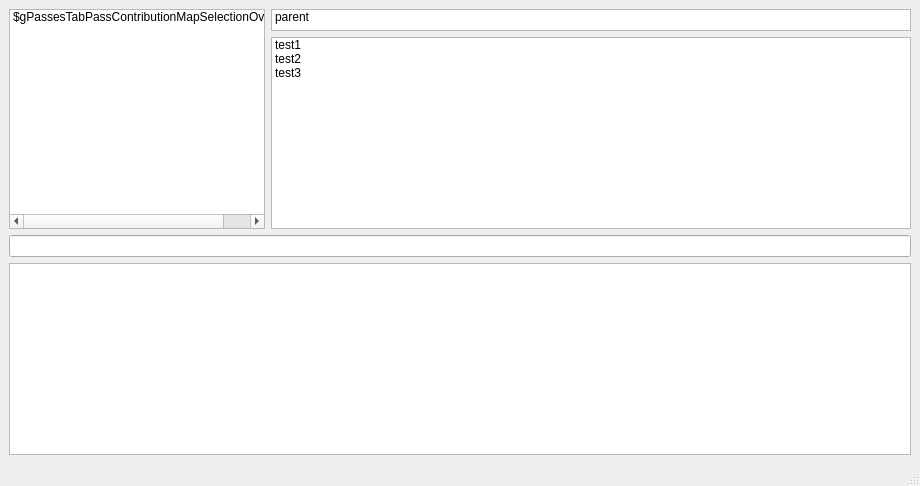
First picture: the form in window.ui, repository botaurus/maya_qt_explorer, before the edit.
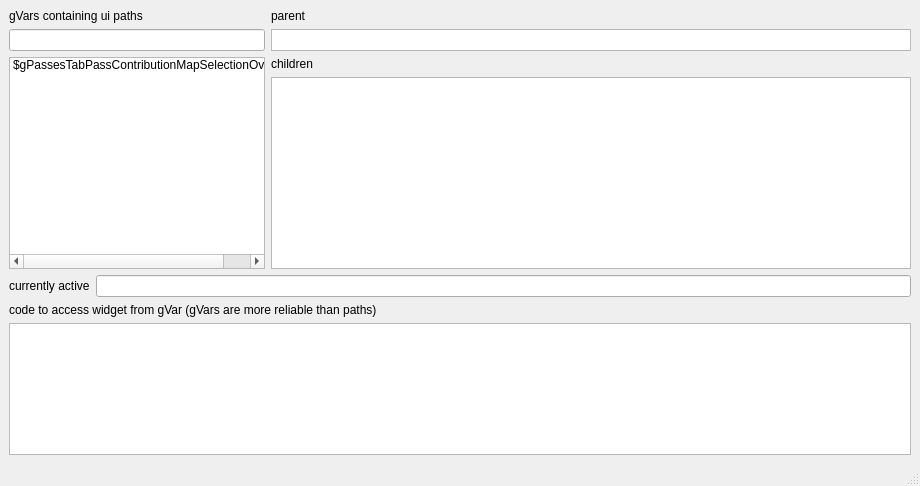
Second picture: the form after the edit.

Commit message: added widget types

```diff
--- a/window.ui
+++ b/window.ui
@@ -21,6 +21,23 @@
        <layout class="QHBoxLayout" name="explorer_layout">
         <item>
          <layout class="QVBoxLayout" name="verticalLayout_3">
+          <item>
+           <widget class="QLabel" name="label">
+            <property name="text">
+             <string>gVars containing ui paths</string>
+            </property>
+           </widget>
+          </item>
+          <item>
+           <widget class="QLineEdit" name="search_gvars">
+            <property name="sizePolicy">
+             <sizepolicy hsizetype="Minimum" vsizetype="Fixed">
+              <horstretch>0</horstretch>
+              <verstretch>0</verstretch>
+             </sizepolicy>
+            </property>
+           </widget>
+          </item>
           <item>
            <widget class="QListWidget" name="gvars_list">
             <property name="sizePolicy">
@@ -49,6 +66,13 @@
         </item>
         <item>
          <layout class="QVBoxLayout" name="verticalLayout_4">
+          <item>
+           <widget class="QLabel" name="label_2">
+            <property name="text">
+             <string>parent</string>
+            </property>
+           </widget>
+          </item>
           <item>
            <widget class="QListWidget" name="parent_list">
             <property name="sizePolicy">
@@ -69,11 +93,13 @@
             <property name="selectionMode">
              <enum>QAbstractItemView::SingleSelection</enum>
             </property>
-            <item>
-             <property name="text">
-              <string>parent</string>
-             </property>
-            </item>
+           </widget>
+          </item>
+          <item>
+           <widget class="QLabel" name="label_3">
+            <property name="text">
+             <string>children</string>
+            </property>
            </widget>
           </item>
           <item>
@@ -87,21 +113,6 @@
             <property name="toolTip">
              <string>Children</string>
             </property>
-            <item>
-             <property name="text">
-              <string>test1</string>
-             </property>
-            </item>
-            <item>
-             <property name="text">
-              <string>test2</string>
-             </property>
-            </item>
-            <item>
-             <property name="text">
-              <string>test3</string>
-             </property>
-            </item>
            </widget>
           </item>
          </layout>
@@ -111,9 +122,27 @@
      </layout>
     </item>
     <item>
-     <widget class="QLineEdit" name="current_widget_path">
-      <property name="toolTip">
-       <string>active ui element</string>
+     <layout class="QHBoxLayout" name="horizontalLayout">
+      <item>
+       <widget class="QLabel" name="label_4">
+        <property name="text">
+         <string>currently active</string>
+        </property>
+       </widget>
+      </item>
+      <item>
+       <widget class="QLineEdit" name="current_widget_path">
+        <property name="toolTip">
+         <string>active ui element</string>
+        </property>
+       </widget>
+      </item>
+     </layout>
+    </item>
+    <item>
+     <widget class="QLabel" name="label_5">
+      <property name="text">
+       <string>code to access widget from gVar (gVars are more reliable than paths)</string>
       </property>
      </widget>
     </item>
```
The commit also changes 2 other files.
